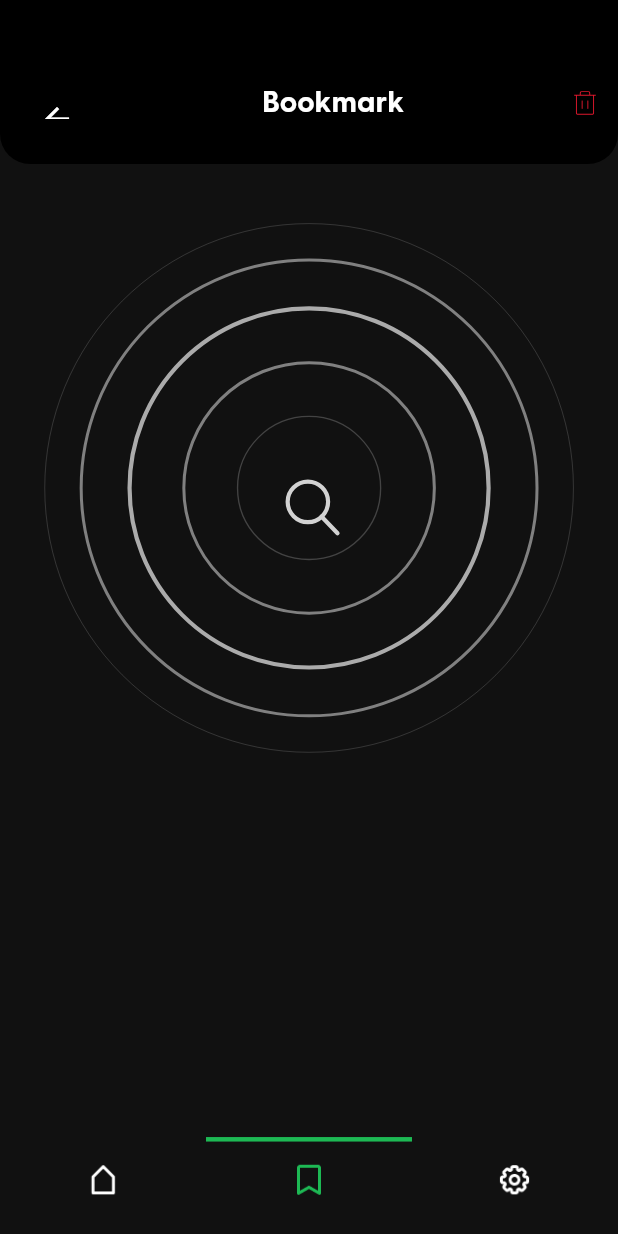
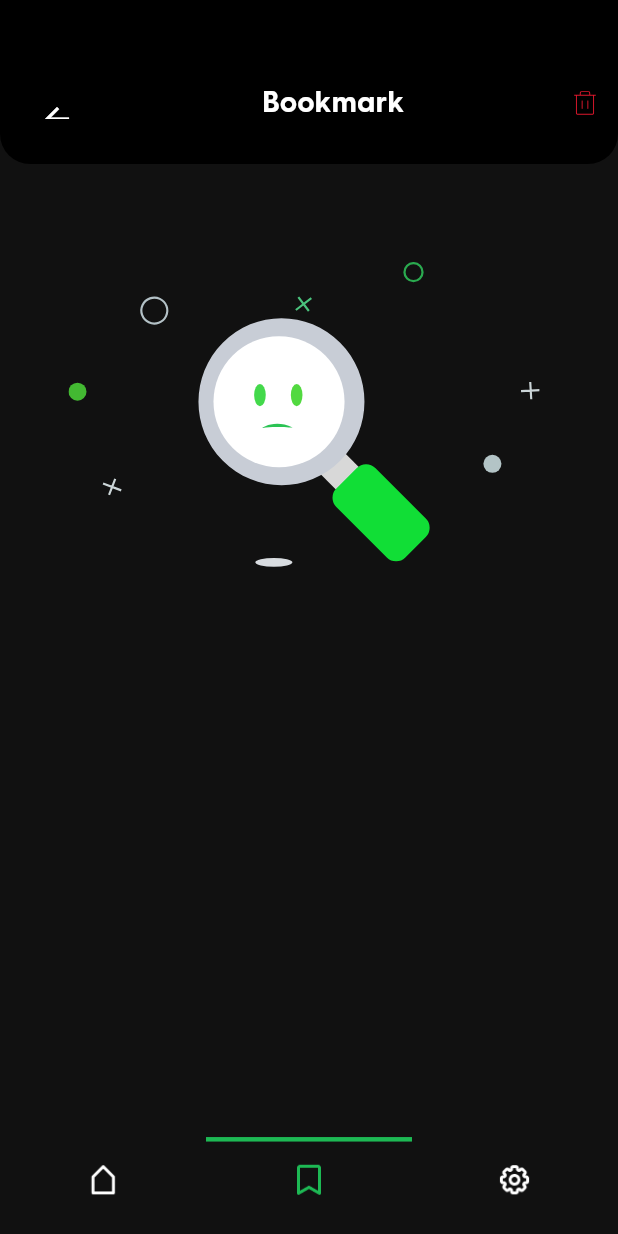
Before and after one commit to Raks-Javac/DicBlocToGo, a Flutter app: the MainDashboardScreen screen opened by its route, item 2 of the bottom bar chosen, on a phone screen of 412 x 824 dp. Run offline on Flutter 3.47's test engine with Material 2 defaults, Android fonts, the light colour scheme and no system bars; our stand-ins replace flutter_bloc, flutter_screenutil, flutter_svg, lottie; missing offline and left inert: either_option.

Commit message:
ref: bookmark , added

```diff
--- a/lib/features/book_mark/views/bookmark_view.dart
+++ b/lib/features/book_mark/views/bookmark_view.dart
@@ -30,9 +30,12 @@ class BookMarkMainView extends StatelessWidget {
         child: Column(
           children: [
             // for (int i = 0; i < 20; i++) const BookMarkTile(),
-            WWidgetsRenderLottie(
-              lottiePath: "assets/animation/searching_animation.json",
-              isContinous: true,
+            Align(
+              alignment: Alignment.center,
+              child: WWidgetsRenderLottie(
+                lottiePath: nASarchNotFound,
+                isContinous: true,
+              ),
             )
           ],
         ),
--- a/lib/shared/res/assets_icons.dart
+++ b/lib/shared/res/assets_icons.dart
@@ -24,3 +24,7 @@ const String nAUsernameIcon = "assets/icons/username_icon.svg";
 const String nAAboutIcon = "assets/icons/about_icon.svg";
 const String nACancelIcon = "assets/icons/cancel_icon.svg";
 const String nASearchIcon = "assets/icons/search_icon.svg";
+
+const String nAsearchingAnimation = "assets/animation/searching_animation.json";
+const String nASarchNotFound = "assets/animation/search_not_found.json";
+const String nABookMarkAnimation = "assets/animation/book_mark_animation.json";
```
Also changed, not shown: assets/animation/search_not_found.json (+1 -1 lines), lib/features/home/blocs/home_bloc.dart (added, +23 -0 lines).
